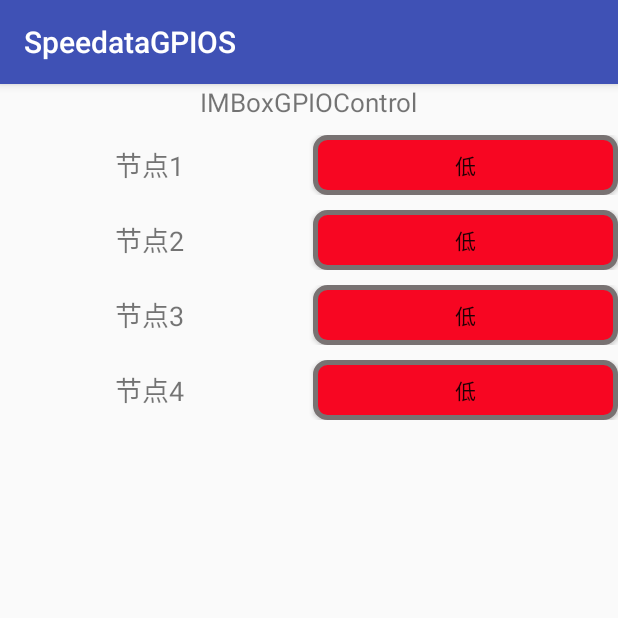
After one commit to SpeedataG/SetGpios, an Android app: the IMBoxGpioAct screen opened directly, with no data from a screen before it, on a phone screen of 412 x 824 dp, the top half of it. The commit adds this screen. Run offline under Robolectric (Android 15) with nearby library versions, the phone set to English and light mode, and no system bars.

Commit message:
增加iMBox节点控制

```diff
--- a/app/src/main/AndroidManifest.xml
+++ b/app/src/main/AndroidManifest.xml
@@ -9,6 +9,7 @@
         android:roundIcon="@mipmap/ic_launcher_round"
         android:supportsRtl="true"
         android:theme="@style/AppTheme">
+        <activity android:name=".IMBoxGpioAct"></activity>
         <activity android:name=".MainActivity">
             <intent-filter>
                 <action android:name="android.intent.action.MAIN" />
--- /dev/null
+++ b/app/src/main/java/com/speedatagpios/IMBoxGpioAct.java
@@ -0,0 +1,101 @@
+package com.speedatagpios;
+
+import android.os.Bundle;
+import android.support.v7.app.AppCompatActivity;
+import android.widget.CompoundButton;
+import android.widget.ToggleButton;
+
+import java.io.BufferedWriter;
+import java.io.File;
+import java.io.FileWriter;
+import java.io.IOException;
+
+public class IMBoxGpioAct extends AppCompatActivity {
+
+    private static String GPIO1 = "/devices/platform/function_gpio/gpio2_a0";
+    private static String GPIO2 = "/devices/platform/function_gpio/gpio2_a1";
+    private static String GPIO3 = "/devices/platform/function_gpio/gpio2_a2";
+    private static String GPIO4 = "/devices/platform/function_gpio/gpio2_a5";
+    private ToggleButton mTbtW1;
+    private ToggleButton mTbtW2;
+    private ToggleButton mTbtW3;
+    private ToggleButton mTbtW4;
+
+    @Override
+    protected void onCreate(Bundle savedInstanceState) {
+        super.onCreate(savedInstanceState);
+        setContentView(R.layout.activity_i_m_box_gpio);
+        mTbtW1 = findViewById(R.id.tbt1);
+        mTbtW2 = findViewById(R.id.tbt2);
+        mTbtW3 = findViewById(R.id.tbt3);
+        mTbtW4 = findViewById(R.id.tbt4);
+        mTbtW1.setOnCheckedChangeListener(new CompoundButton.OnCheckedChangeListener() {
+            @Override
+            public void onCheckedChanged(CompoundButton buttonView, boolean isChecked) {
+                if (isChecked) {
+                    setPower(GPIO1, "1");
+                    mTbtW1.setBackgroundResource(R.drawable.btn_press_on_true);
+                } else {
+                    setPower(GPIO1, "0");
+                    mTbtW1.setBackgroundResource(R.drawable.btn_press_off_false);
+                }
+            }
+        });
+
+        mTbtW2.setOnCheckedChangeListener(new CompoundButton.OnCheckedChangeListener() {
+            @Override
+            public void onCheckedChanged(CompoundButton buttonView, boolean isChecked) {
+                if (isChecked) {
+                    setPower(GPIO2, "1");
+                    mTbtW2.setBackgroundResource(R.drawable.btn_press_on_true);
+                } else {
+                    setPower(GPIO2, "0");
+                    mTbtW2.setBackgroundResource(R.drawable.btn_press_off_false);
+                }
+            }
+        });
+
+        mTbtW3.setOnCheckedChangeListener(new CompoundButton.OnCheckedChangeListener() {
+            @Override
+            public void onCheckedChanged(CompoundButton buttonView, boolean isChecked) {
+                if (isChecked) {
+                    setPower(GPIO3, "1");
+                    mTbtW3.setBackgroundResource(R.drawable.btn_press_on_true);
+                } else {
+                    setPower(GPIO3, "0");
+                    mTbtW3.setBackgroundResource(R.drawable.btn_press_off_false);
+                }
+            }
+        });
+
+        mTbtW4.setOnCheckedChangeListener(new CompoundButton.OnCheckedChangeListener() {
+            @Override
+            public void onCheckedChanged(CompoundButton buttonView, boolean isChecked) {
+                if (isChecked) {
+                    setPower(GPIO4, "1");
+                    mTbtW4.setBackgroundResource(R.drawable.btn_press_on_true);
+                } else {
+                    setPower(GPIO4, "0");
+                    mTbtW4.setBackgroundResource(R.drawable.btn_press_off_false);
+                }
+            }
+        });
+
+    }
+
+    /**
+     * @param power
+     *         0下电 1上电
+     */
+    private void setPower(String path, String power) {
+        File DeviceName = new File(path);
+        try {
+            BufferedWriter CtrlFile = new BufferedWriter(new FileWriter(DeviceName, false));
+            CtrlFile.write(power);
+            CtrlFile.flush();
+            CtrlFile.close();
+        } catch (IOException e) {
+            e.printStackTrace();
+        }
+    }
+}
--- /dev/null
+++ b/app/src/main/res/layout/activity_i_m_box_gpio.xml
@@ -0,0 +1,121 @@
+<?xml version="1.0" encoding="utf-8"?>
+<LinearLayout xmlns:android="http://schemas.android.com/apk/res/android"
+    xmlns:tools="http://schemas.android.com/tools"
+    android:layout_width="match_parent"
+    android:layout_height="match_parent"
+    android:orientation="vertical"
+    tools:context=".IMBoxGpioAct">
+
+    <TextView
+        android:layout_width="wrap_content"
+        android:layout_height="wrap_content"
+        android:layout_gravity="center"
+        android:text="IMBoxGPIOControl"
+        android:textSize="17sp" />
+
+    <LinearLayout
+        android:layout_width="match_parent"
+        android:layout_height="wrap_content"
+        android:layout_marginTop="10dp"
+        android:orientation="horizontal">
+
+        <TextView
+            android:id="@+id/btn_gpio1"
+            android:layout_width="wrap_content"
+            android:layout_height="40dp"
+            android:layout_gravity="center"
+            android:layout_weight="1"
+            android:gravity="center"
+            android:text="节点1"
+            android:textSize="18dp" />
+
+        <ToggleButton
+            android:id="@+id/tbt1"
+            android:layout_width="50dp"
+            android:layout_height="40dp"
+            android:layout_marginLeft="10dp"
+            android:layout_weight="1"
+            android:background="@drawable/btn_press_off_false"
+            android:textOff="低"
+            android:textOn="高" />
+    </LinearLayout>
+
+    <LinearLayout
+        android:layout_width="match_parent"
+        android:layout_height="wrap_content"
+        android:layout_marginTop="10dp"
+        android:orientation="horizontal">
+
+        <TextView
+            android:layout_width="wrap_content"
+            android:layout_height="40dp"
+            android:layout_gravity="center"
+            android:layout_weight="1"
+            android:gravity="center"
+            android:text="节点2"
+            android:textSize="18dp" />
+
+        <ToggleButton
+            android:id="@+id/tbt2"
+            android:layout_width="50dp"
+            android:layout_height="40dp"
+            android:layout_marginLeft="10dp"
+            android:layout_weight="1"
+            android:background="@drawable/btn_press_off_false"
+            android:textOff="低"
+            android:textOn="高" />
+    </LinearLayout>
+
+    <LinearLayout
+        android:layout_width="match_parent"
+        android:layout_height="wrap_content"
+        android:layout_marginTop="10dp"
+        android:orientation="horizontal">
+
+        <TextView
+            android:layout_width="wrap_content"
+            android:layout_height="40dp"
+            android:layout_gravity="center"
+            android:layout_weight="1"
+            android:gravity="center"
+            android:text="节点3"
+            android:textSize="18dp" />
+
+        <ToggleButton
+            android:id="@+id/tbt3"
+            android:layout_width="50dp"
+            android:layout_height="40dp"
+            android:layout_marginLeft="10dp"
+            android:layout_weight="1"
+            android:background="@drawable/btn_press_off_false"
+            android:textOff="低"
+            android:textOn="高" />
+    </LinearLayout>
+
+    <LinearLayout
+        android:layout_width="match_parent"
+        android:layout_height="wrap_content"
+        android:layout_marginTop="10dp"
+        android:orientation="horizontal">
+
+        <TextView
+            android:layout_width="wrap_content"
+            android:layout_height="40dp"
+            android:layout_gravity="center"
+            android:layout_weight="1"
+            android:gravity="center"
+            android:text="节点4"
+            android:textSize="18dp" />
+
+        <ToggleButton
+            android:id="@+id/tbt4"
+            android:layout_width="50dp"
+            android:layout_height="40dp"
+            android:layout_marginLeft="10dp"
+            android:layout_weight="1"
+            android:background="@drawable/btn_press_off_false"
+            android:textOff="低"
+            android:textOn="高" />
+    </LinearLayout>
+
+</LinearLayout>
--- a/build.gradle
+++ b/build.gradle
@@ -7,7 +7,7 @@ buildscript {
         jcenter()
     }
     dependencies {
-        classpath 'com.android.tools.build:gradle:3.3.2'
+        classpath 'com.android.tools.build:gradle:4.0.1'
 
 
         // NOTE: Do not place your application dependencies here; they belong
```
Also changed, not shown: app/build.gradle (+7 -3 lines), app/src/main/java/com/speedatagpios/MainActivity.java (+32 -27 lines), app/src/main/res/layout/activity_main.xml (+8 -0 lines), gradle/wrapper/gradle-wrapper.properties.
